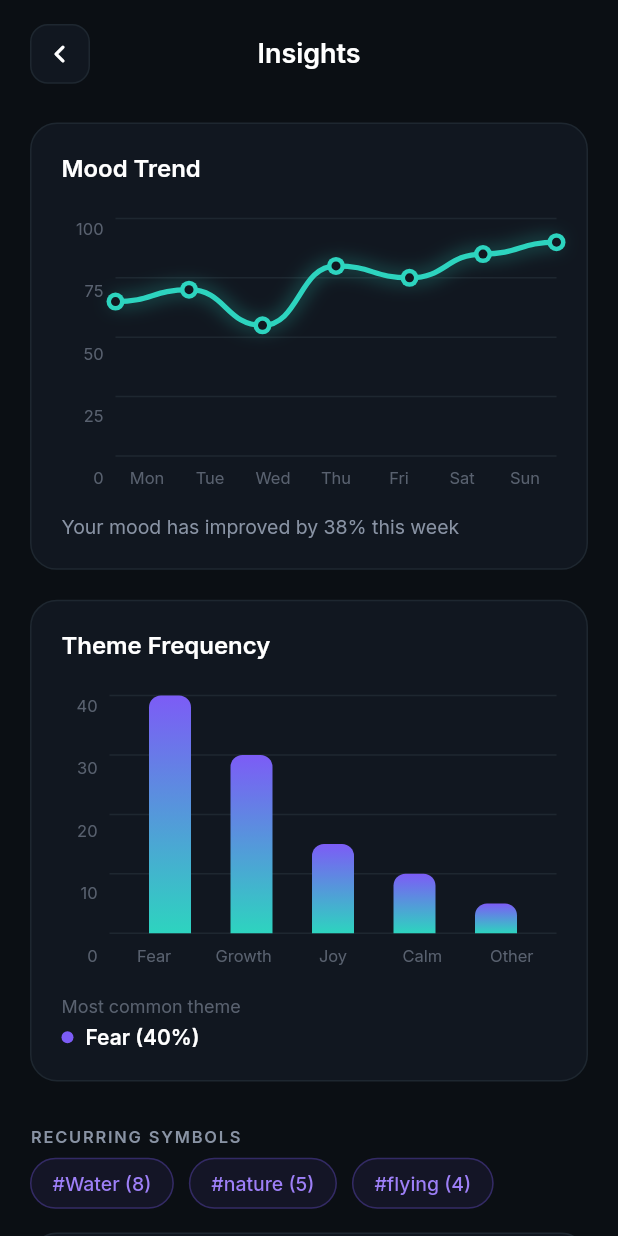
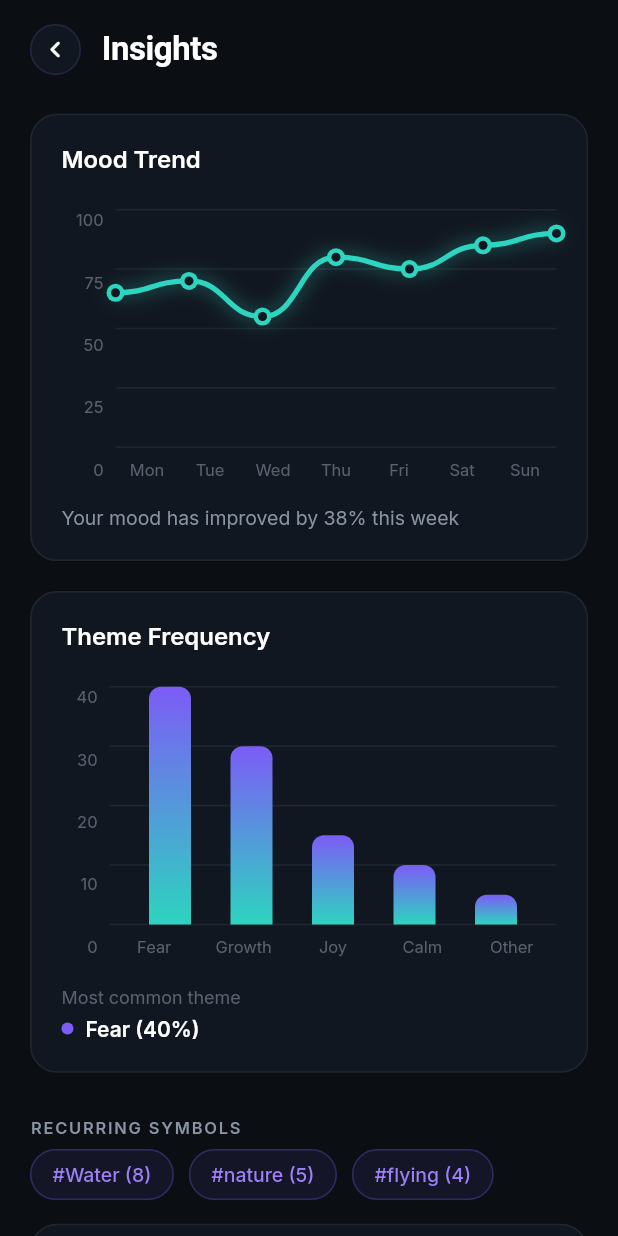
Before and after one commit to Webgenius0/dhikru_linda_flutter, a Flutter app: the InsightsScreen screen opened directly, on a phone screen of 412 x 824 dp. Run offline on Flutter 3.47's test engine with Material 3 defaults, Android fonts, the phone set to English and light mode, and no system bars; drawn by our look-alikes of auto_animated; our stand-ins replace cached_network_image, curved_labeled_navigation_bar, dio, fl_chart, flutter_screenutil, flutter_svg and 9 more; accounts and stored records are empty.

Commit message:
merge from main and issue fixed

```diff
--- a/lib/common_widgets/profile_avatar.dart
+++ b/lib/common_widgets/profile_avatar.dart
@@ -1,5 +1,4 @@
 import 'dart:io';
-
 import 'package:cached_network_image/cached_network_image.dart';
 import 'package:dhikru_linda_flutter/networks/endpoints.dart' as endpoints;
 import 'package:flutter/material.dart';
@@ -96,7 +95,7 @@ class ProfileAvatar extends StatelessWidget {
 
   Widget _buildPlaceholder(double size) {
     return Image.asset(
-      'assets/images/placeholder.jpg',
+      'assets/images/person_img.png',
       width: size,
       height: size,
       fit: BoxFit.cover,
--- a/lib/features/insights/presentation/insights_screen.dart
+++ b/lib/features/insights/presentation/insights_screen.dart
@@ -14,6 +14,8 @@ class InsightsScreen extends StatefulWidget {
 
 class _InsightsScreenState extends State<InsightsScreen> {
   // ── Colors ──
+  static const Color _white = Colors.white;
+  static const Color _borderColor = Color(0xFF252545);
   static const _bg = Color(0xFF0B0F14);
   static const _cardBg = Color(0xFF111720);
   static const _dividerColor = Color(0xFF1E2730);
@@ -31,20 +33,7 @@ class _InsightsScreenState extends State<InsightsScreen> {
           physics: const BouncingScrollPhysics(),
           slivers: [
             // ── App Bar ──
-            SliverToBoxAdapter(
-              child: CustomProfileAppBar(
-                title: 'Insights',
-                onBackTap: () {
-                  if (widget.onGoHome != null) {
-                    widget.onGoHome!();
-                  } else if (Navigator.canPop(context)) {
-                    Navigator.pop(context);
-                  }
-                },
-                showBackButton: true,
-                showActionButton: false,
-              ),
-            ),
+            SliverToBoxAdapter(child: _buildAppBar(context)),
 
             // ── Mood Trend Card ──
             SliverToBoxAdapter(
@@ -109,6 +98,51 @@ class _InsightsScreenState extends State<InsightsScreen> {
             SliverToBoxAdapter(child: SizedBox(height: 10.h)),
           ],
         ),
+      ),
+    );
+  }
+
+  // ─── App Bar ─────────────────────────────────────────────────────────────────
+
+  Widget _buildAppBar(BuildContext context) {
+    return Padding(
+      padding: EdgeInsets.symmetric(horizontal: 20.w, vertical: 16.h),
+      child: Row(
+        children: [
+          GestureDetector(
+            onTap: () {
+              if (widget.onGoHome != null) {
+                widget.onGoHome!();
+              } else if (Navigator.canPop(context)) {
+                Navigator.pop(context);
+              }
+            },
+            child: Container(
+              width: 34,
+              height: 34,
+              decoration: BoxDecoration(
+                color: _cardBg,
+                shape: BoxShape.circle,
+                border: Border.all(color: _borderColor, width: 1),
+              ),
+              child: const Icon(
+                Icons.chevron_left_rounded,
+                color: _white,
+                size: 22,
+              ),
+            ),
+          ),
+          const SizedBox(width: 14),
+          const Text(
+            'Insights',
+            style: TextStyle(
+              color: _white,
+              fontSize: 22,
+              fontWeight: FontWeight.w700,
+              letterSpacing: -0.3,
+            ),
+          ),
+        ],
       ),
     );
   }
--- a/lib/features/profile/widgets/custom_profile_header_widget.dart
+++ b/lib/features/profile/widgets/custom_profile_header_widget.dart
@@ -13,7 +13,6 @@ class CustomProfileHeaderWidget extends StatelessWidget {
   final String status;
   final File? imageFile;
   final String? imageUrl;
-  final VoidCallback? onEditTap;
 
   const CustomProfileHeaderWidget({
     super.key,
@@ -24,7 +23,6 @@ class CustomProfileHeaderWidget extends StatelessWidget {
     required this.status,
     this.imageFile,
     this.imageUrl,
-    this.onEditTap,
   });
 
   static const Color _bg = Color(0xFF0B0F14);
@@ -40,7 +38,6 @@ class CustomProfileHeaderWidget extends StatelessWidget {
         // ── Glowing Profile Avatar ──
         Center(
           child: GestureDetector(
-            onTap: onEditTap,
             child: Container(
               padding: EdgeInsets.all(4.w),
               decoration: BoxDecoration(
```
Also changed, not shown: lib/features/home/presentation/journal_screen.dart (+10 -2 lines), lib/features/profile/presentation/edit_profile_screen.dart (+118 -38 lines), lib/features/profile/presentation/profile_screen.dart (+79 -18 lines), lib/navigation_menu.dart (+17 -11 lines), assets/images/person_img.png (added).
